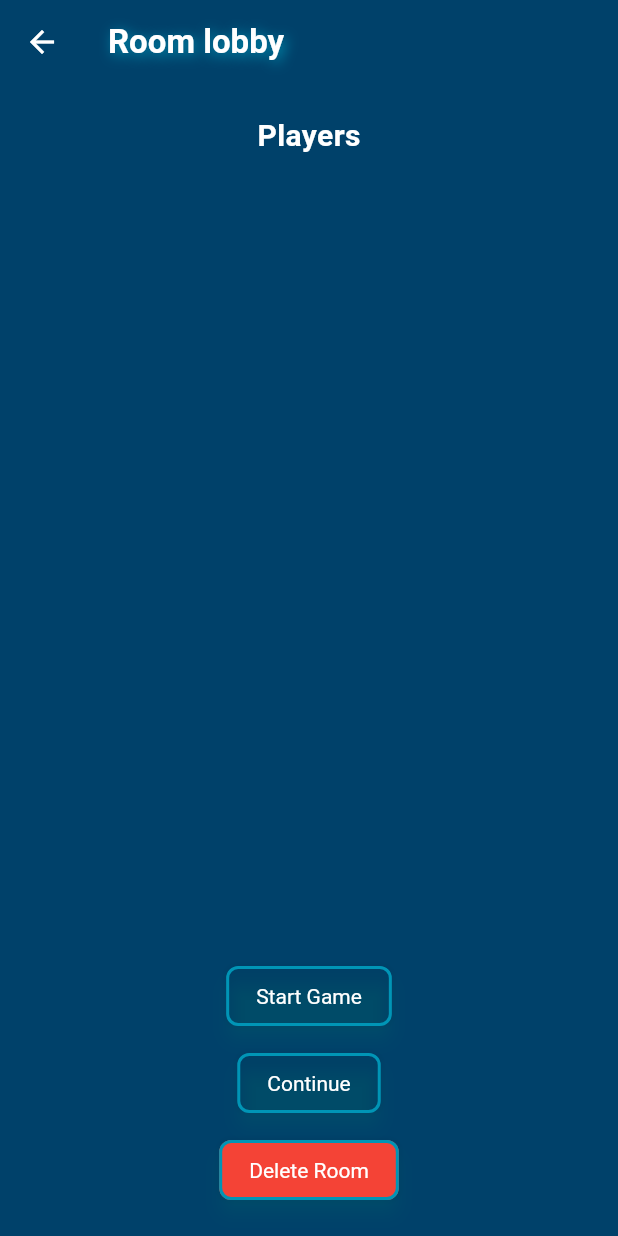
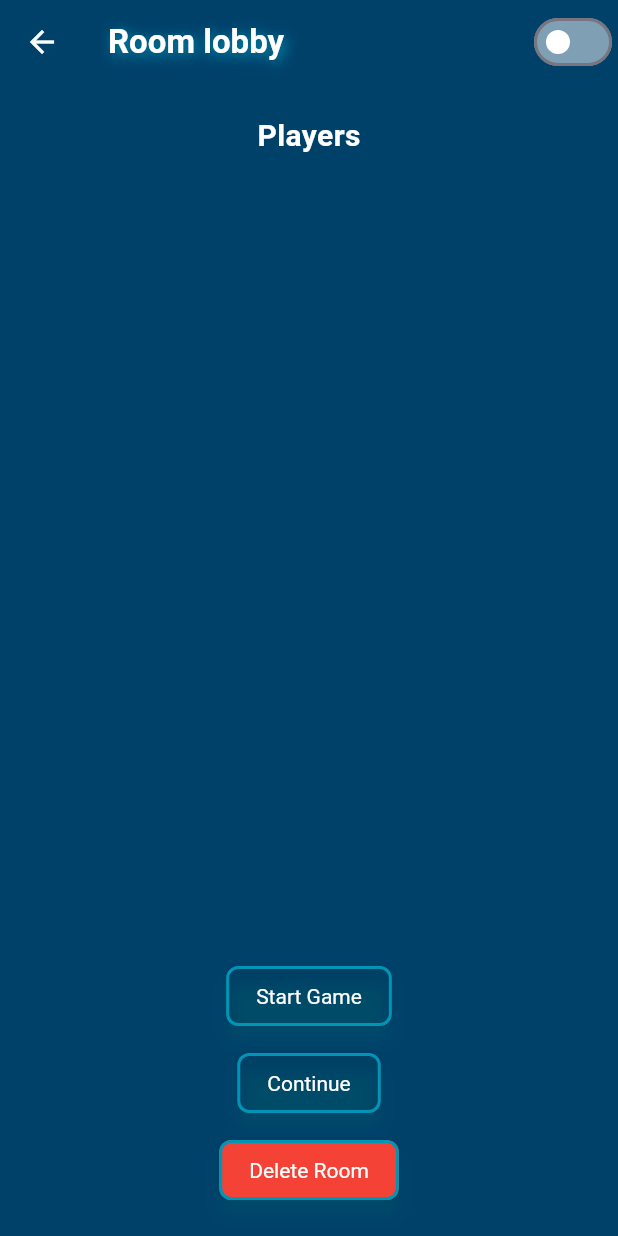
Before and after one commit to noclone/noquiz_client, a Flutter app: the AdminRoomLobbyPage screen opened directly with empty values, on a phone screen of 412 x 824 dp. Run offline on Flutter 3.47's test engine with Material 3 defaults, Android fonts, the light colour scheme and no system bars; our stand-ins replace shared_preferences, vibration; missing offline and left inert: qr_flutter_new; accounts and stored records are empty; network calls fail.

Commit message:
Light theme fixes

```diff
--- a/lib/components/appbar.dart
+++ b/lib/components/appbar.dart
@@ -1,9 +1,10 @@
 import 'package:flutter/material.dart';
 import 'package:noquiz_client/components/color_manager.dart';
 import 'package:noquiz_client/components/title_text.dart';
+import 'package:noquiz_client/utils/colors.dart';
 import 'package:provider/provider.dart';
 
-class NQAppBar extends StatelessWidget implements PreferredSizeWidget {
+class NQAppBar extends StatefulWidget implements PreferredSizeWidget {
   final String title;
   final List<Widget> actions;
 
@@ -14,16 +15,43 @@ class NQAppBar extends StatelessWidget implements PreferredSizeWidget {
   }) : super(key: key);
 
   @override
-  Widget build(BuildContext context) {
-    final colorManager = Provider.of<ColorManager>(context);
-    return AppBar(
-      title: NQTitleText(text: title),
-      backgroundColor: colorManager.currentColors.primaryColor,
-      iconTheme: IconThemeData(color: colorManager.currentColors.tertiaryColor),
-      actions: actions,
-    );
-  }
+  _NQAppBarState createState() => _NQAppBarState();
 
   @override
   Size get preferredSize => const Size.fromHeight(kToolbarHeight);
 }
+
+class _NQAppBarState extends State<NQAppBar> {
+  bool switchValue = false;
+
+  @override
+  Widget build(BuildContext context) {
+    final colorManager = Provider.of<ColorManager>(context);
+
+    List<Widget> updatedActions = List.from(widget.actions);
+    updatedActions.add(
+      Switch(
+        activeColor: colorManager.currentColors.secondaryColor,
+        activeTrackColor: colorManager.currentColors.secondaryColor.withAlpha(127),
+        inactiveThumbColor: colorManager.currentColors.textPrimaryColor,
+        inactiveTrackColor: colorManager.currentColors.textPrimaryColor.withAlpha(127),
+        value: switchValue,
+        onChanged: (value) {
+          setState(() {
+            switchValue = value;
+          });
+          colorManager.setColors(
+            colorManager.currentColors == lightColors ? darkColors : lightColors,
+          );
+        },
+      ),
+    );
+
+    return AppBar(
+      title: NQTitleText(text: widget.title),
+      backgroundColor: colorManager.currentColors.primaryColor,
+      iconTheme: IconThemeData(color: colorManager.currentColors.tertiaryColor),
+      actions: updatedActions,
+    );
+  }
+}
--- a/lib/main.dart
+++ b/lib/main.dart
@@ -3,6 +3,7 @@ import 'dart:math';
 
 import 'package:flutter/material.dart';
 import 'package:http/http.dart' as http;
+import 'package:noquiz_client/components/appbar.dart';
 import 'package:noquiz_client/components/textfield.dart';
 import 'package:noquiz_client/components/title_text.dart';
 import 'package:noquiz_client/pages/admin/admin_room_lobby_page.dart';
@@ -297,6 +298,7 @@ class _HomeScreenState extends State<HomeScreen> {
     final colorManager = Provider.of<ColorManager>(context);
 
     return Scaffold(
+      appBar: NQAppBar(title: ""),
       body: Center(
         child: Padding(
           padding: const EdgeInsets.all(24.0),
```
